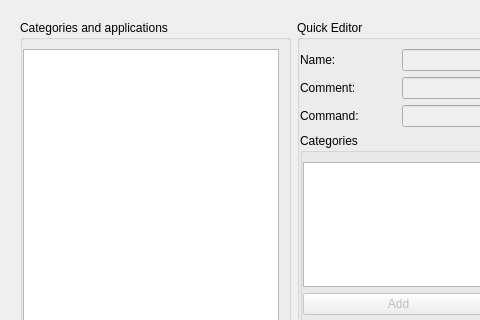
Above: src/mainwindow.ui from AdrianTM/mx-menu-editor before the change; both pictures show x 0 to 480 and y 0 to 320 of the 900 by 617 pixel window. Below: the same form after it.
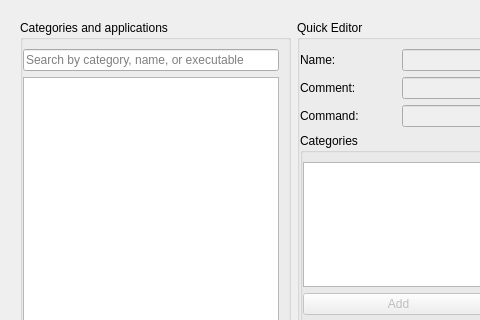
That is the form after the change. Icons and pictures are not drawn.

Commit message: Add search field; add a Delete button for custom additions

Patch:
```diff
--- a/src/mainwindow.ui
+++ b/src/mainwindow.ui
@@ -58,6 +58,16 @@
           <property name="leftMargin">
            <number>0</number>
           </property>
+         <item>
+          <widget class="QLineEdit" name="lineEditSearch">
+           <property name="placeholderText">
+            <string>Search by category, name, or executable</string>
+           </property>
+           <property name="clearButtonEnabled">
+            <bool>true</bool>
+           </property>
+          </widget>
+         </item>
           <item>
            <widget class="QTreeWidget" name="treeWidget">
             <property name="alternatingRowColors">
```
Lines whose indentation alone changed are shown as unchanged. The commit also changes 4 other files.
